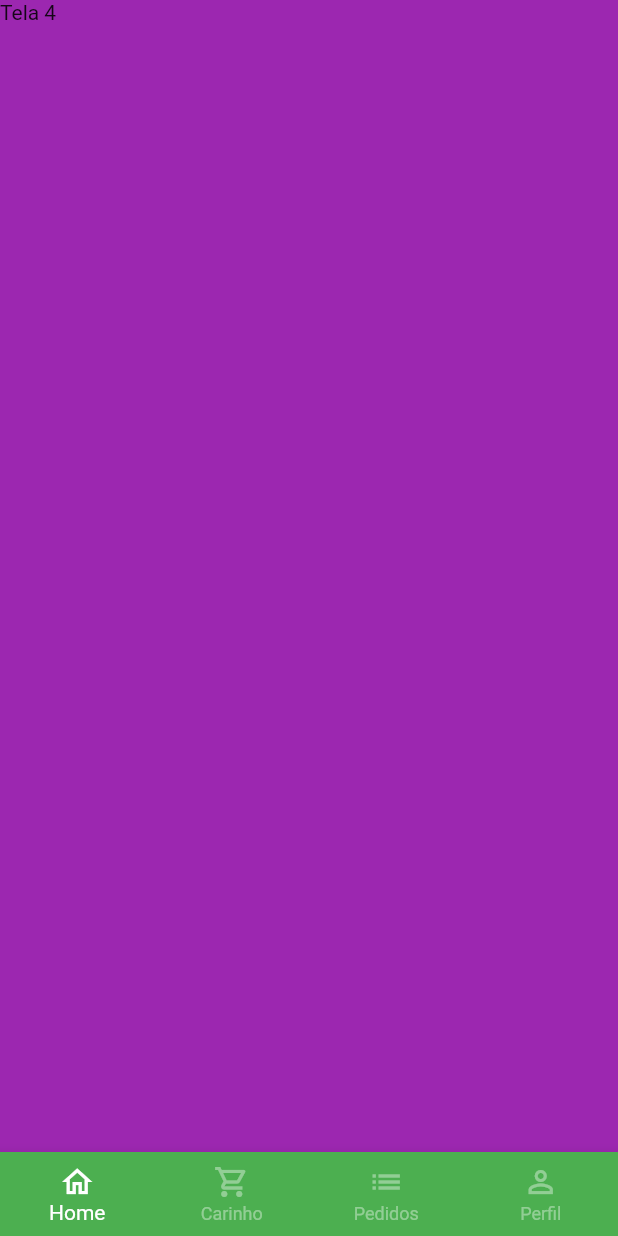
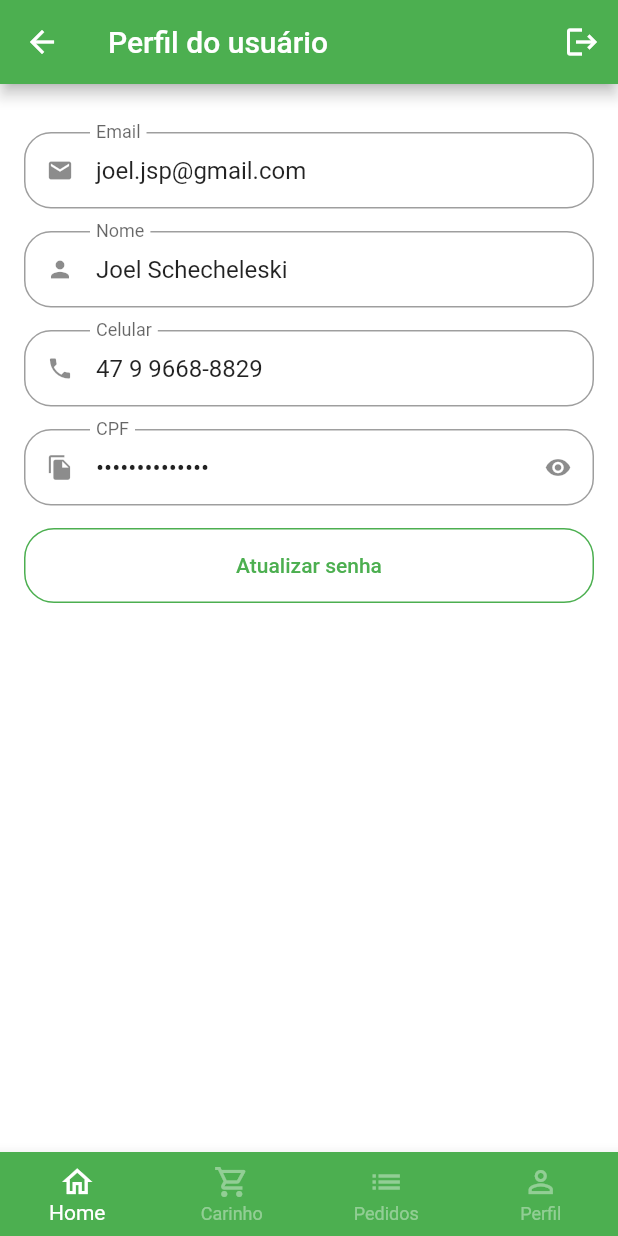
Before and after one commit to JoelSchecheleski/greengrocer, a Flutter app: the BaseScreen screen opened directly, swiped to page 4, on a phone screen of 412 x 824 dp. Run offline on Flutter 3.47's test engine with Material 2 defaults, Android fonts, the phone set to English and light mode, and no system bars; our stand-ins replace animated_text_kit, badges, mask_text_input_formatter.

Commit message:
0019 - Criado tela de perfil do usuário

```diff
--- a/lib/src/config/app_data.dart
+++ b/lib/src/config/app_data.dart
@@ -1,5 +1,6 @@
 import 'package:greengrocer/src/models/cart_item_model.dart';
 import 'package:greengrocer/src/models/item_model.dart';
+import 'package:greengrocer/src/models/user_model.dart';
 
 ItemModel apple = ItemModel(
   description:
@@ -80,3 +81,11 @@
   CartItemModel(item: mango, quantity: 1),
   CartItemModel(item: guava, quantity: 3),
 ];
+
+UserModel user = UserModel(
+  name: 'Joel Schecheleski',
+  email: 'joel.jsp@gmail.com',
+  phone: '47 9 9668-8829',
+  cpf: '050.710.439-04',
+  password: '',
+);
--- /dev/null
+++ b/lib/src/models/user_model.dart
@@ -0,0 +1,15 @@
+class UserModel {
+  String name;
+  String email;
+  String phone;
+  String cpf;
+  String password;
+
+  UserModel({
+    required this.name,
+    required this.email,
+    required this.phone,
+    required this.cpf,
+    required this.password,
+  });
+}
--- a/lib/src/pages/auth/sign_in_screen.dart
+++ b/lib/src/pages/auth/sign_in_screen.dart
@@ -1,7 +1,7 @@
 import 'package:animated_text_kit/animated_text_kit.dart';
 import 'package:flutter/material.dart';
 import 'package:greengrocer/src/config/custom_colors.dart';
-import 'package:greengrocer/src/pages/auth/components/custom_text_field.dart';
+import 'package:greengrocer/src/pages/common_widgets/custom_text_field.dart';
 import 'package:greengrocer/src/pages/auth/sign_up_screen.dart';
 import 'package:greengrocer/src/pages/base/base_screen.dart';
 
--- a/lib/src/pages/auth/sign_up_screen.dart
+++ b/lib/src/pages/auth/sign_up_screen.dart
@@ -1,6 +1,6 @@
 import 'package:flutter/material.dart';
 import 'package:greengrocer/src/config/custom_colors.dart';
-import 'package:greengrocer/src/pages/auth/components/custom_text_field.dart';
+import 'package:greengrocer/src/pages/common_widgets/custom_text_field.dart';
 import 'package:mask_text_input_formatter/mask_text_input_formatter.dart';
 
 class SignUpScreen extends StatelessWidget {
--- a/lib/src/pages/base/base_screen.dart
+++ b/lib/src/pages/base/base_screen.dart
@@ -1,6 +1,7 @@
 import 'package:flutter/material.dart';
 import 'package:greengrocer/src/pages/cart/cart_tab_screen.dart';
 import 'package:greengrocer/src/pages/home/home_tab_screen.dart';
+import 'package:greengrocer/src/pages/profile/profile_screen.dart';
 
 class BaseScreen extends StatefulWidget {
   const BaseScreen({Key? key}) : super(key: key);
@@ -23,7 +24,7 @@
           const HomeTabScreen(),
           const CartTabScreen(),
           Container(color: Colors.blue, child: Text('Tela 3')),
-          Container(color: Colors.purple, child: Text('Tela 4'))
+          const ProfileScreen()
         ],
       ),
       bottomNavigationBar: BottomNavigationBar(
--- a/lib/src/pages/auth/components/custom_text_field.dart
+++ b/lib/src/pages/common_widgets/custom_text_field.dart
@@ -6,13 +6,17 @@
   final String label;
   final bool isSecret;
   final List<TextInputFormatter>? inputFormatter;
+  final String? initialValue;
+  final bool readOnly;
 
   const CustomTextField({
     Key? key,
     required this.icon,
     required this.label,
     this.isSecret = false,
-    this.inputFormatter
+    this.inputFormatter,
+    this.initialValue,
+    this.readOnly = false,
   }) : super(key: key);
 
   @override
@@ -33,6 +37,8 @@
     return Padding(
       padding: const EdgeInsets.only(bottom: 15),
       child: TextFormField(
+        readOnly: widget.readOnly,
+        initialValue: widget.initialValue,
         inputFormatters: widget.inputFormatter,
         obscureText: isObscure,
         decoration: InputDecoration(
--- /dev/null
+++ b/lib/src/pages/profile/profile_screen.dart
@@ -0,0 +1,170 @@
+import 'package:flutter/material.dart';
+import 'package:greengrocer/src/pages/common_widgets/custom_text_field.dart';
+import 'package:greengrocer/src/config/app_data.dart' as appData;
+
+class ProfileScreen extends StatefulWidget {
+  const ProfileScreen({Key? key}) : super(key: key);
+
+  @override
+  State<ProfileScreen> createState() => _ProfileScreenState();
+}
+
+class _ProfileScreenState extends State<ProfileScreen> {
+  @override
+  Widget build(BuildContext context) {
+    return Scaffold(
+      appBar: AppBar(
+        title: const Text('Perfil do usuário'),
+        actions: [
+          IconButton(
+            onPressed: () {
+              // implementar o motão SAIR
+            },
+            icon: const Icon(Icons.logout),
+          ),
+        ],
+      ),
+      body: ListView(
+        physics: const BouncingScrollPhysics(),
+        padding: const EdgeInsets.fromLTRB(16, 32, 16, 16),
+        children: [
+          // Email
+          CustomTextField(
+            initialValue: appData.user.email,
+            icon: Icons.email,
+            label: 'Email',
+            readOnly: true,
+          ),
+
+          // Nome
+          CustomTextField(
+            initialValue: appData.user.name,
+            icon: Icons.person,
+            label: 'Nome',
+            readOnly: true,
+          ),
+
+          // Celular
+          CustomTextField(
+            initialValue: appData.user.phone,
+            icon: Icons.phone,
+            label: 'Celular',
+            readOnly: true,
+          ),
+
+          // CPF
+          CustomTextField(
+            initialValue: appData.user.cpf,
+            icon: Icons.file_copy,
+            label: 'CPF',
+            isSecret: true,
+            readOnly: true,
+          ),
+
+          // Botão para atualizar a senha
+          SizedBox(
+            height: 50,
+            child: OutlinedButton(
+              style: OutlinedButton.styleFrom(
+                side: const BorderSide(
+                  color: Colors.green,
+                ),
+                shape: RoundedRectangleBorder(
+                  borderRadius: BorderRadius.circular(20),
+                ),
+              ),
+              onPressed: () {
+                updatePassword();
+              },
+              child: const Text('Atualizar senha'),
+            ),
+          ),
+        ],
+      ),
+    );
+  }
+
+  // Dialog no qual é usado para atualizar a senha do usuário
+  Future<bool?> updatePassword() {
+    return showDialog(
+      context: context,
+      builder: (context) {
+        return Dialog(
+          shape: RoundedRectangleBorder(
+            borderRadius: BorderRadius.circular(20),
+          ),
+          child: Stack(
+            children: [
+              Padding(
+                padding: const EdgeInsets.all(16),
+                child: Column(
+                  crossAxisAlignment: CrossAxisAlignment.stretch,
+                  mainAxisSize: MainAxisSize.min,
+                  children: [
+                    const Padding(
+                      padding: EdgeInsets.symmetric(
+                        vertical: 12,
+                      ),
+                      child: Text(
+                        'Atualização de senha',
+                        textAlign: TextAlign.center,
+                        style: TextStyle(
+                          fontSize: 18,
+                          fontWeight: FontWeight.bold,
+                        ),
+                      ),
+                    ),
+                    // Senha atual
+                    const CustomTextField(
+                      icon: Icons.lock,
+                      label: 'Senha atual',
+                      isSecret: true,
+                    ),
+                    // Nova senha
+                    const CustomTextField(
+                      icon: Icons.lock_outline,
+                      label: 'Nova senha',
+                      isSecret: true,
+                    ),
+                    // Confirmar senha
+                    const CustomTextField(
+                      icon: Icons.lock_outline,
+                      label: 'Confirmar nova senha',
+                      isSecret: true,
+                    ),
+
+                    // Botão de confirmação
+                    SizedBox(
+                      height: 45,
+                      child: ElevatedButton(
+                        style: ElevatedButton.styleFrom(
+                          shape: RoundedRectangleBorder(
+                            borderRadius: BorderRadius.circular(20),
+                          ),
+                        ),
+                        onPressed: () {},
+                        child: const Text('Atualizar'),
+                      ),
+                    ),
+                  ],
+                ),
+              ),
+
+              // Botão de fechar do dialog
+              Positioned(
+                top: 5,
+                right: 5,
+                child: IconButton(
+                  onPressed: () {
+                    Navigator.of(context).pop();
+                  },
+                  icon: const Icon(Icons.close),
+                ),
+              ),
+            ],
+          ),
+        );
+      },
+    );
+  }
+}
```
